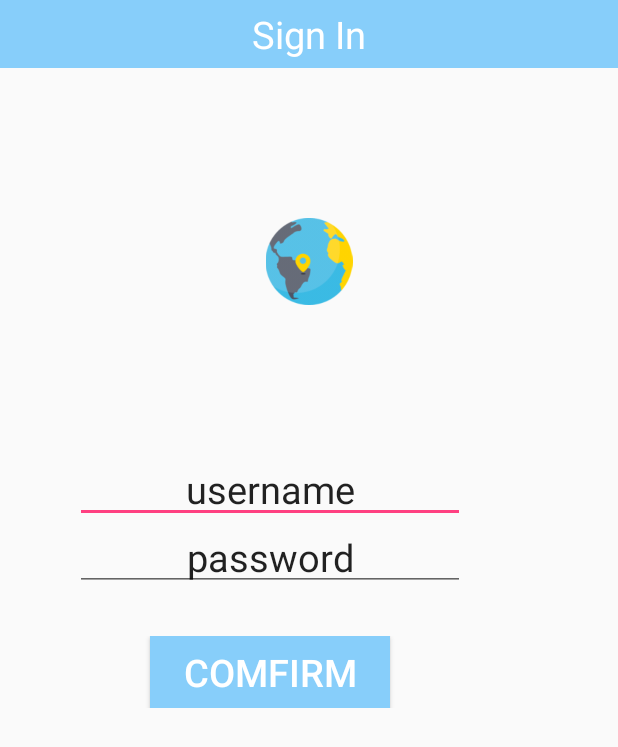
After one commit to NiuGenen/android_amap, an Android app: the layout activity_login.xml on its own in the app's theme, with its tools: preview values and no code run, on a phone screen of 412 x 824 dp. The commit adds this screen. Shown: the top 747 px of the screen. Run offline under Robolectric (Android 15) with nearby library versions, the phone set to English and light mode, and no system bars.

Commit message:
Welcome & Login

```diff
--- /dev/null
+++ b/app/src/main/res/layout/activity_login.xml
@@ -0,0 +1,105 @@
+<?xml version="1.0" encoding="utf-8"?>
+<FrameLayout
+    xmlns:android="http://schemas.android.com/apk/res/android"
+    android:layout_width="match_parent"
+    android:layout_height="match_parent"
+    android:fitsSystemWindows="true">
+
+    <LinearLayout
+        android:layout_width="match_parent"
+        android:layout_height="616dp"
+        android:orientation="vertical"
+        android:weightSum="1">
+
+        <TextView
+            android:layout_width="match_parent"
+            android:layout_height="wrap_content"
+            android:paddingBottom="5dp"
+            android:paddingTop="5dp"
+            android:text="Sign In"
+            android:textSize="25dp"
+            android:gravity="center"
+            android:textColor="@color/white"
+            android:background="@color/lightskyblue" />
+        <View
+            android:layout_width="wrap_content"
+            android:layout_height="100dp"/>
+
+        <ImageView
+            android:layout_width="113dp"
+            android:layout_height="58dp"
+            android:src="@drawable/earth_128"
+            android:layout_gravity="center"
+            android:id="@+id/imageView"/>
+
+        <View
+            android:layout_width="wrap_content"
+            android:layout_height="100dp"/>
+        <LinearLayout
+            android:layout_width="match_parent"
+            android:layout_height="wrap_content"
+            android:orientation="horizontal">
+            <View
+                android:layout_width="50dp"
+                android:layout_height="match_parent"/>
+            <EditText
+                android:layout_width="260dp"
+                android:layout_height="wrap_content"
+                android:paddingBottom="5dp"
+                android:paddingTop="5dp"
+                android:text="username"
+                android:layout_gravity="center"
+                android:gravity="center"
+                android:textSize="25dp"
+                android:id="@+id/login_username_input"/>
+            <View
+                android:layout_width="50dp"
+                android:layout_height="match_parent"/>
+        </LinearLayout>
+        <LinearLayout
+            android:layout_width="match_parent"
+            android:layout_height="wrap_content"
+            android:orientation="horizontal">
+            <View
+                android:layout_width="50dp"
+                android:layout_height="match_parent"/>
+            <EditText
+                android:layout_width="260dp"
+                android:layout_height="wrap_content"
+                android:paddingBottom="5dp"
+                android:paddingTop="5dp"
+                android:text="password"
+                android:gravity="center"
+                android:textSize="25dp"
+                android:id="@+id/login_passwd_input"/>
+            <View
+                android:layout_width="50dp"
+                android:layout_height="match_parent"/>
+        </LinearLayout>
+        <View
+            android:layout_width="wrap_content"
+            android:layout_height="30dp"/>
+        <LinearLayout
+            android:layout_width="match_parent"
+            android:layout_height="wrap_content"
+            android:orientation="horizontal">
+            <View
+                android:layout_width="100dp"
+                android:layout_height="match_parent"/>
+            <Button
+                android:layout_width="160dp"
+                android:layout_height="wrap_content"
+                android:text="comfirm"
+                android:textColor="@color/white"
+                android:background="@color/lightskyblue"
+                android:textSize="25dp"
+                android:id="@+id/login_comfirm_button"
+                android:onClick="onLoginClick"/>
+            <View
+                android:layout_width="100dp"
+                android:layout_height="match_parent"/>
+        </LinearLayout>
+
+    </LinearLayout>
+
+</FrameLayout>
--- a/app/src/main/res/values/colors.xml
+++ b/app/src/main/res/values/colors.xml
@@ -149,5 +149,7 @@
     <color name="mediumblue">#0000CD</color><!--中兰色 -->
     <color name="darkblue">#00008B</color><!--暗蓝色 -->
     <color name="navy">#000080</color><!--海军色 -->
-    <color name="black">#000000</color><!--黑色 -->
+    <color name="black">#000000</color>
+
+    <color name="black_overlay">#66000000</color><!--黑色 -->
 </resources>
--- a/app/src/main/res/values/styles.xml
+++ b/app/src/main/res/values/styles.xml
@@ -14,8 +14,16 @@
         <item name="windowNoTitle">true</item>
     </style>
 
-    <style name="AppTheme.AppBarOverlay" parent="ThemeOverlay.AppCompat.Dark.ActionBar" />
+    <style name="AppTheme.AppBarOverlay" parent="ThemeOverlay.AppCompat.Dark.ActionBar"/>
 
-    <style name="AppTheme.PopupOverlay" parent="ThemeOverlay.AppCompat.Light" />
+    <style name="AppTheme.PopupOverlay" parent="ThemeOverlay.AppCompat.Light"/>
+
+    <style name="ColorTranslucentThemeNoActionBar" parent="AppTheme.NoActionBar">
+        <item name="android:statusBarColor">@color/lightskyblue</item>
+    </style>
+
+    <style name="ColorTranslucentTheme" parent="AppTheme">
+        <item name="android:statusBarColor">@color/colorPrimary</item>
+    </style>
 
 </resources>
```
Also changed, not shown: app/build.gradle (+6 -2 lines), app/src/main/AndroidManifest.xml (+42 -27 lines), app/src/main/java/com/example/a60213/getyourlocation/FlowingDrawerActivity.java (added, +34 -0 lines), app/src/main/java/com/example/a60213/getyourlocation/LoginActivity.java (added, +43 -0 lines), app/src/main/java/com/example/a60213/getyourlocation/WelcomeActivity.java (added, +86 -0 lines), app/src/main/res/layout/activity_flowing_drawer.xml (added, +33 -0 lines), app/src/main/res/layout/activity_welcome.xml (added, +23 -0 lines), app/src/main/res/values/attrs.xml (added, +12 -0 lines), app/src/main/res/values/strings.xml (+20 -0 lines), app/src/main/res/drawable/earth.png (added), app/src/main/res/drawable/earth_128.png (added), app/src/main/res/drawable/earth_32.png (added), app/src/main/res/drawable/earth_72.png (added), app/src/main/res/drawable/earth_96.png (added).
